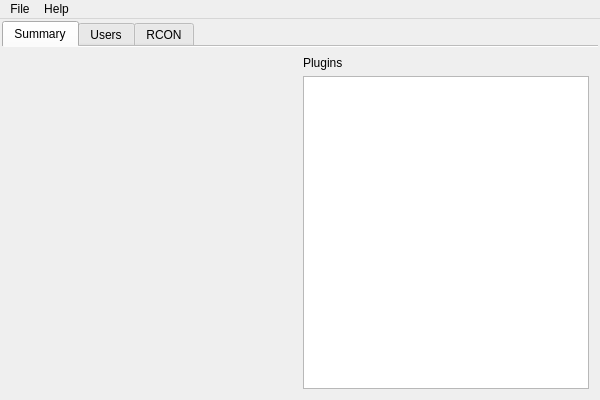
Before: the Qt Designer form src/mainwindow.ui in Link1J/MSManager, drawn with Qt 5.
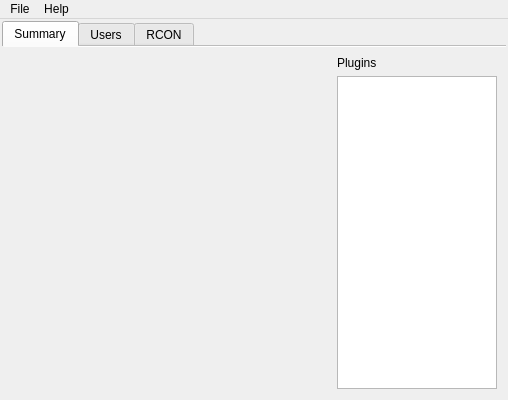
After: the same form once the commit is applied. Icons and pictures are not drawn.

Patch:
```diff
--- a/src/mainwindow.ui
+++ b/src/mainwindow.ui
@@ -6,7 +6,7 @@
    <rect>
     <x>0</x>
     <y>0</y>
-    <width>600</width>
+    <width>508</width>
     <height>400</height>
    </rect>
   </property>
@@ -120,11 +120,17 @@
               <item>
                <widget class="QLabel" name="server_motd">
                 <property name="sizePolicy">
-                 <sizepolicy hsizetype="Preferred" vsizetype="Fixed">
+                 <sizepolicy hsizetype="Fixed" vsizetype="Fixed">
                   <horstretch>0</horstretch>
                   <verstretch>0</verstretch>
                  </sizepolicy>
                 </property>
+                <property name="minimumSize">
+                 <size>
+                  <width>250</width>
+                  <height>0</height>
+                 </size>
+                </property>
                 <property name="text">
                  <string/>
                 </property>
@@ -133,11 +139,17 @@
               <item>
                <widget class="QLabel" name="server_type">
                 <property name="sizePolicy">
-                 <sizepolicy hsizetype="Preferred" vsizetype="Fixed">
+                 <sizepolicy hsizetype="Fixed" vsizetype="Fixed">
                   <horstretch>0</horstretch>
                   <verstretch>0</verstretch>
                  </sizepolicy>
                 </property>
+                <property name="minimumSize">
+                 <size>
+                  <width>250</width>
+                  <height>0</height>
+                 </size>
+                </property>
                 <property name="text">
                  <string/>
                 </property>
@@ -146,11 +158,17 @@
               <item>
                <widget class="QLabel" name="server_ip">
                 <property name="sizePolicy">
-                 <sizepolicy hsizetype="Preferred" vsizetype="Fixed">
+                 <sizepolicy hsizetype="Fixed" vsizetype="Fixed">
                   <horstretch>0</horstretch>
                   <verstretch>0</verstretch>
                  </sizepolicy>
                 </property>
+                <property name="minimumSize">
+                 <size>
+                  <width>250</width>
+                  <height>0</height>
+                 </size>
+                </property>
                 <property name="text">
                  <string/>
                 </property>
@@ -193,11 +211,17 @@
           <item>
            <widget class="QListView" name="plugins_list">
             <property name="sizePolicy">
-             <sizepolicy hsizetype="Preferred" vsizetype="Expanding">
+             <sizepolicy hsizetype="MinimumExpanding" vsizetype="Expanding">
               <horstretch>0</horstretch>
               <verstretch>0</verstretch>
              </sizepolicy>
             </property>
+            <property name="minimumSize">
+             <size>
+              <width>150</width>
+              <height>0</height>
+             </size>
+            </property>
            </widget>
           </item>
          </layout>
@@ -359,7 +383,7 @@
     <rect>
      <x>0</x>
      <y>0</y>
-     <width>600</width>
+     <width>508</width>
      <height>30</height>
     </rect>
    </property>
```
Left out of the diff: 10 changed lines with no effect on the pictures.
